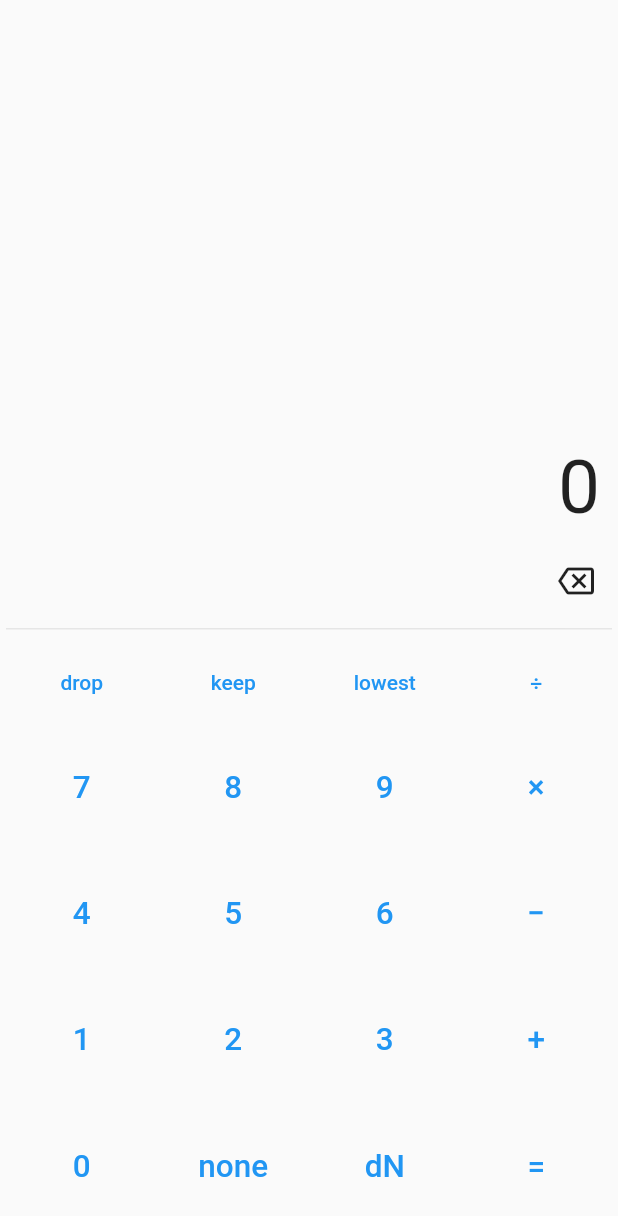
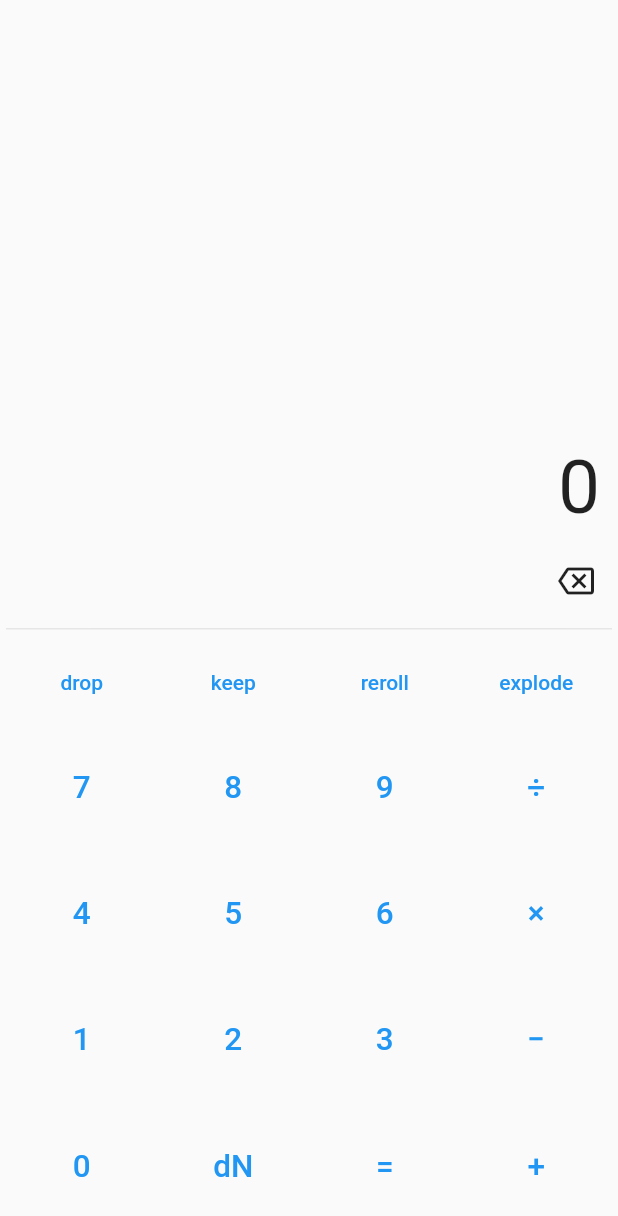
Before and after one commit to LocTr/dice-calc, a Flutter app: the screen it shows after launch, after a tap on "keep", on a phone screen of 412 x 824 dp. Shown: the top 1216 px of the screen. Run offline on Flutter 3.47's test engine with Material 2 defaults, Android fonts, the phone set to English and light mode, and no system bars; our stand-ins replace bloc, equatable, flutter_bloc.

Commit message:
update ui

```diff
--- a/lib/main.dart
+++ b/lib/main.dart
@@ -1,5 +1,5 @@
 import 'package:dice_calc/logic/calc_bloc/calc_bloc.dart';
-import 'package:dice_calc/screen/calc_screen.dart';
+import 'package:dice_calc/screen/calc_screen/calc_screen.dart';
 import 'package:flutter/material.dart';
 import 'package:flutter_bloc/flutter_bloc.dart';
 
--- /dev/null
+++ b/lib/model/exception/dice_exception.dart
@@ -0,0 +1,4 @@
+class DiceException implements Exception {
+  String cause;
+  DiceException(this.cause);
+}
--- a/lib/screen/calc_screen.dart
+++ /dev/null
@@ -1,274 +0,0 @@
-// ignore_for_file: prefer_const_constructors
-
-import 'package:dice_calc/logic/calc_bloc/calc_bloc.dart';
-import 'package:dice_calc/model/element.dart';
-import 'package:dice_calc/model/enums.dart';
-import 'package:dice_calc/widget/calc_button.dart';
-import 'package:flutter/material.dart';
-import 'package:flutter_bloc/flutter_bloc.dart';
-
-class CalcScreen extends StatelessWidget {
-  const CalcScreen({Key? key}) : super(key: key);
-
-  @override
-  Widget build(BuildContext context) {
-    return Scaffold(
-      backgroundColor: Colors.grey.shade200,
-      body: SafeArea(
-        child: SizedBox.expand(
-          child: Container(
-            padding: const EdgeInsets.all(4),
-            color: Colors.white70,
-            child: Column(
-              mainAxisAlignment: MainAxisAlignment.end,
-              children: [
-                Container(
-                  padding: const EdgeInsets.all(8.0),
-                  width: double.infinity,
-                  child: Row(
-                    mainAxisAlignment: MainAxisAlignment.end,
-                    children: [
-                      Flexible(
-                        child: Text(
-                          context.watch<CalcBloc>().state.toString(),
-                          overflow: TextOverflow.ellipsis,
-                          style: TextStyle(
-                            fontSize: 30,
-                          ),
-                        ),
-                      ),
-                    ],
-                  ),
-                ),
-                Container(
-                  padding: const EdgeInsets.all(8.0),
-                  width: double.infinity,
-                  child: Row(
-                    mainAxisAlignment: MainAxisAlignment.end,
-                    children: [
-                      Flexible(
-                        child: Text(
-                          context.watch<CalcBloc>().state.resultScreen,
-                          overflow: TextOverflow.ellipsis,
-                          style: TextStyle(
-                            fontSize: 50,
-                          ),
-                        ),
-                      ),
-                    ],
-                  ),
-                ),
-                Column(
-                  children: [
-                    // TODO: beautify this row
-                    Row(
-                      mainAxisAlignment: MainAxisAlignment.end,
-                      children: [
-                        IconButton(
-                            onPressed: () {
-                              context.read<CalcBloc>().add(ElementRemoved());
-                            },
-                            icon: Icon(Icons.backspace_outlined)),
-                      ],
-                    ),
-                    const Divider(),
-                    Row(
-                      children: [
-                        // IDEAS: chip with condition appear when condition is typed
-                        Expanded(
-                            child: CalcButton(
-                          childText: 'drop',
-                          onPressed: () {
-                            context
-                                .read<CalcBloc>()
-                                .add(FilterElementAdded(type: FilterType.drop));
-                          },
-                          aspectRatio: 1.8,
-                          textScaleFactor: 1,
-                        )),
-                        Expanded(
-                            child: CalcButton(
-                          childText: 'keep',
-                          onPressed: () {
-                            context
-                                .read<CalcBloc>()
-                                .add(FilterElementAdded(type: FilterType.keep));
-                          },
-                          aspectRatio: 1.8,
-                          textScaleFactor: 1,
-                        )),
-                        Expanded(
-                            child: CalcButton(
-                          childText: 'lowest',
-                          onPressed: () {
-                            context.read<CalcBloc>().add(FilterConditionAdded(
-                                condition: FilterCondition.lowest));
-                          },
-                          aspectRatio: 1.8,
-                          textScaleFactor: 1,
-                        )),
-                        Expanded(
-                            child: CalcButton(
-                          childText: '÷',
-                          onPressed: () {
-                            context
-                                .read<CalcBloc>()
-                                .add(OperatorAdded(operator: Operator.divided));
-                          },
-                          aspectRatio: 1.8,
-                          textScaleFactor: 1,
-                        )),
-                      ],
-                    ),
-                    Row(
-                      children: [
-                        Expanded(
-                            child: CalcButton(
-                          childText: '7',
-                          onPressed: () {
-                            context.read<CalcBloc>().add(NumberAdded(
-                                element: NumberElement(content: '7')));
-                          },
-                        )),
-                        Expanded(
-                            child: CalcButton(
-                          childText: '8',
-                          onPressed: () {
-                            context.read<CalcBloc>().add(NumberAdded(
-                                element: NumberElement(content: '8')));
-                          },
-                        )),
-                        Expanded(
-                            child: CalcButton(
-                          childText: '9',
-                          onPressed: () {
-                            context.read<CalcBloc>().add(NumberAdded(
-                                element: NumberElement(content: '9')));
-                          },
-                        )),
-                        Expanded(
-                            child: CalcButton(
-                          childText: '×',
-                          onPressed: () {
-                            context.read<CalcBloc>().add(
-                                OperatorAdded(operator: Operator.multiply));
-                          },
-                        )),
-                      ],
-                    ),
-                    Row(
-                      children: [
-                        Expanded(
-                            child: CalcButton(
-                          childText: '4',
-                          onPressed: () {
-                            context.read<CalcBloc>().add(NumberAdded(
-                                element: NumberElement(content: '4')));
-                          },
-                        )),
-                        Expanded(
-                            child: CalcButton(
-                          childText: '5',
-                          onPressed: () {
-                            context.read<CalcBloc>().add(NumberAdded(
-                                element: NumberElement(content: '5')));
-                          },
-                        )),
-                        Expanded(
-                            child: CalcButton(
-                          childText: '6',
-                          onPressed: () {
-                            context.read<CalcBloc>().add(NumberAdded(
-                                element: NumberElement(content: '6')));
-                          },
-                        )),
-                        Expanded(
-                            child: CalcButton(
-                          childText: '−',
-                          onPressed: () {
-                            context
-                                .read<CalcBloc>()
-                                .add(OperatorAdded(operator: Operator.minus));
-                          },
-                        )),
-                      ],
-                    ),
-                    Row(
-                      children: [
-                        Expanded(
-                            child: CalcButton(
-                          childText: '1',
-                          onPressed: () {
-                            context.read<CalcBloc>().add(NumberAdded(
-                                element: NumberElement(content: '1')));
-                          },
-                        )),
-                        Expanded(
-                            child: CalcButton(
-                          childText: '2',
-                          onPressed: () {
-                            context.read<CalcBloc>().add(NumberAdded(
-                                element: NumberElement(content: '2')));
-                          },
-                        )),
-                        Expanded(
-                            child: CalcButton(
-                          childText: '3',
-                          onPressed: () {
-                            context.read<CalcBloc>().add(NumberAdded(
-                                element: NumberElement(content: '3')));
-                          },
-                        )),
-                        Expanded(
-                            child: CalcButton(
-                          childText: '+',
-                          onPressed: () {
-                            context
-                                .read<CalcBloc>()
-                                .add(OperatorAdded(operator: Operator.plus));
-                          },
-                        )),
-                      ],
-                    ),
-                    Row(
-                      children: [
-                        Expanded(
-                            child: CalcButton(
-                          childText: '0',
-                          onPressed: () {
-                            context.read<CalcBloc>().add(NumberAdded(
-                                element: NumberElement(content: '0')));
-                          },
-                        )),
-                        Expanded(
-                            child: CalcButton(
-                          childText: 'none',
-                          onPressed: () {},
-                        )),
-                        Expanded(
-                            child: CalcButton(
-                          childText: 'dN',
-                          onPressed: () {
-                            context.read<CalcBloc>().add(
-                                DiceAdded(element: DiceElement(content: '')));
-                          },
-                        )),
-                        Expanded(
-                            child: CalcButton(
-                          childText: '=',
-                          onPressed: () {
-                            context.read<CalcBloc>().add(Calculate());
-                          },
-                        )),
-                      ],
-                    ),
-                  ],
-                )
-              ],
-            ),
-          ),
-        ),
-      ),
-    );
-  }
-}
--- /dev/null
+++ b/lib/screen/calc_screen/calc_button_grid.dart
@@ -0,0 +1,291 @@
+import 'package:dice_calc/logic/calc_bloc/calc_bloc.dart';
+import 'package:dice_calc/model/element.dart';
+import 'package:dice_calc/model/enums.dart';
+import 'package:dice_calc/widget/calc_button.dart';
+import 'package:flutter/material.dart';
+import 'package:flutter_bloc/flutter_bloc.dart';
+
+enum _State {
+  none,
+  filter,
+  reroll,
+}
+
+class CalcButtonGrid extends StatelessWidget {
+  const CalcButtonGrid({
+    Key? key,
+  }) : super(key: key);
+
+  @override
+  Widget build(BuildContext context) {
+    _State getCurrentState() {
+      var result = _State.none;
+      var calcState = context.read<CalcBloc>().state;
+      if (calcState.elementList.isNotEmpty) {
+        if (calcState.elementList.last is FilterElement) {
+          result = _State.filter;
+        }
+        // else if (calcState.elementList.last is RerollElement) {
+        //   result = _State.reroll
+        // }
+      }
+
+      return result;
+    }
+
+    return Column(
+      children: [
+        // TODO: beautify this row
+        Row(
+          mainAxisAlignment: MainAxisAlignment.end,
+          children: [
+            IconButton(
+                onPressed: () {
+                  context.read<CalcBloc>().add(const ElementRemoved());
+                },
+                icon: const Icon(Icons.backspace_outlined)),
+          ],
+        ),
+        const Divider(),
+
+        Row(
+          children: [
+            Expanded(
+              child: CalcButton(
+                childText: (() {
+                  switch (getCurrentState()) {
+                    case _State.none:
+                      return 'drop';
+                    case _State.filter:
+                      return 'lowest';
+                    case _State.reroll:
+                      return 'none';
+                  }
+                }()),
+                onPressed: () {
+                  switch (getCurrentState()) {
+                    case _State.none:
+                      context
+                          .read<CalcBloc>()
+                          .add(const FilterElementAdded(type: FilterType.drop));
+                      break;
+                    case _State.filter:
+                      context.read<CalcBloc>().add(const FilterConditionAdded(
+                          condition: FilterCondition.lowest));
+                      break;
+                    default:
+                  }
+                },
+                aspectRatio: 1.8,
+                textScaleFactor: 1,
+              ),
+            ),
+            Expanded(
+                child: CalcButton(
+              childText: (() {
+                switch (getCurrentState()) {
+                  case _State.none:
+                    return 'keep';
+                  case _State.filter:
+                    return 'highest';
+                  case _State.reroll:
+                    return 'none';
+                }
+              }()),
+              onPressed: () {
+                switch (getCurrentState()) {
+                  case _State.none:
+                    context
+                        .read<CalcBloc>()
+                        .add(const FilterElementAdded(type: FilterType.keep));
+                    break;
+                  case _State.filter:
+                    context.read<CalcBloc>().add(const FilterConditionAdded(
+                        condition: FilterCondition.highest));
+                    break;
+                  default:
+                }
+              },
+              aspectRatio: 1.8,
+              textScaleFactor: 1,
+            )),
+            Expanded(
+                child: CalcButton(
+              childText: 'reroll',
+              onPressed: () {
+                // switch (getCurrentState()) {
+                //   case _State.none:
+                //     break;
+                //   case _State.filter:
+                //     context.read<CalcBloc>().add(const FilterConditionAdded(
+                //         condition: FilterCondition.none));
+                //     break;
+                //   default:
+                // }
+                // context.read<CalcBloc>().add(const FilterConditionAdded(
+                //     condition: FilterCondition.lowest));
+              },
+              aspectRatio: 1.8,
+              textScaleFactor: 1,
+            )),
+            Expanded(
+                child: CalcButton(
+              childText: 'explode',
+              onPressed: () {},
+              aspectRatio: 1.8,
+              textScaleFactor: 1,
+            )),
+          ],
+        ),
+        Row(
+          children: [
+            Expanded(
+                child: CalcButton(
+              childText: '7',
+              onPressed: () {
+                context.read<CalcBloc>().add(
+                    const NumberAdded(element: NumberElement(content: '7')));
+              },
+            )),
+            Expanded(
+                child: CalcButton(
+              childText: '8',
+              onPressed: () {
+                context.read<CalcBloc>().add(
+                    const NumberAdded(element: NumberElement(content: '8')));
+              },
+            )),
+            Expanded(
+                child: CalcButton(
+              childText: '9',
+              onPressed: () {
+                context.read<CalcBloc>().add(
+                    const NumberAdded(element: NumberElement(content: '9')));
+              },
+            )),
+            Expanded(
+                child: CalcButton(
+              childText: '÷',
+              onPressed: () {
+                context
+                    .read<CalcBloc>()
+                    .add(const OperatorAdded(operator: Operator.divided));
+              },
+            )),
+          ],
+        ),
+        Row(
+          children: [
+            Expanded(
+                child: CalcButton(
+              childText: '4',
+              onPressed: () {
+                context.read<CalcBloc>().add(
+                    const NumberAdded(element: NumberElement(content: '4')));
+              },
+            )),
+            Expanded(
+                child: CalcButton(
+              childText: '5',
+              onPressed: () {
+                context.read<CalcBloc>().add(
+                    const NumberAdded(element: NumberElement(content: '5')));
+              },
+            )),
+            Expanded(
+                child: CalcButton(
+              childText: '6',
+              onPressed: () {
+                context.read<CalcBloc>().add(
+                    const NumberAdded(element: NumberElement(content: '6')));
+              },
+            )),
+            Expanded(
+                child: CalcButton(
+              childText: '\u00d7',
+              onPressed: () {
+                context
+                    .read<CalcBloc>()
+                    .add(const OperatorAdded(operator: Operator.multiply));
+              },
+            )),
+          ],
+        ),
+        Row(
+          children: [
+            Expanded(
+                child: CalcButton(
+              childText: '1',
+              onPressed: () {
+                context.read<CalcBloc>().add(
+                    const NumberAdded(element: NumberElement(content: '1')));
+              },
+            )),
+            Expanded(
+                child: CalcButton(
+              childText: '2',
+              onPressed: () {
+                context.read<CalcBloc>().add(
+                    const NumberAdded(element: NumberElement(content: '2')));
+              },
+            )),
+            Expanded(
+                child: CalcButton(
+              childText: '3',
+              onPressed: () {
+                context.read<CalcBloc>().add(
+                    const NumberAdded(element: NumberElement(content: '3')));
+              },
+            )),
+            Expanded(
+                child: CalcButton(
+              childText: '\u2212',
+              onPressed: () {
+                context
+                    .read<CalcBloc>()
+                    .add(const OperatorAdded(operator: Operator.minus));
+              },
+            )),
+          ],
+        ),
+        Row(
+          children: [
+            Expanded(
+                child: CalcButton(
+              childText: '0',
+              onPressed: () {
+                context.read<CalcBloc>().add(
+                    const NumberAdded(element: NumberElement(content: '0')));
+              },
+            )),
+            Expanded(
+                child: CalcButton(
+              childText: 'dN',
+              onPressed: () {
+                context
+                    .read<CalcBloc>()
+                    .add(const DiceAdded(element: DiceElement(content: '')));
+              },
+            )),
+            Expanded(
+                child: CalcButton(
+              childText: '=',
+              onPressed: () {
+                context.read<CalcBloc>().add(const Calculate());
+              },
+            )),
+            Expanded(
+                child: CalcButton(
+              childText: '+',
+              onPressed: () {
+                context
+                    .read<CalcBloc>()
+                    .add(const OperatorAdded(operator: Operator.plus));
+              },
+            )),
+          ],
+        ),
+      ],
+    );
+  }
+}
--- /dev/null
+++ b/lib/screen/calc_screen/calc_screen.dart
@@ -0,0 +1,67 @@
+// ignore_for_file: prefer_const_constructors
+
+import 'package:dice_calc/logic/calc_bloc/calc_bloc.dart';
+import 'package:flutter/material.dart';
+import 'package:flutter_bloc/flutter_bloc.dart';
+import 'calc_button_grid.dart';
+
+class CalcScreen extends StatelessWidget {
+  const CalcScreen({Key? key}) : super(key: key);
+
+  @override
+  Widget build(BuildContext context) {
+    return Scaffold(
+      backgroundColor: Colors.grey.shade200,
+      body: SafeArea(
+        child: SizedBox.expand(
+          child: Container(
+            padding: const EdgeInsets.all(4),
+            color: Colors.white70,
+            child: Column(
+              mainAxisAlignment: MainAxisAlignment.end,
+              children: [
+                Container(
+                  padding: const EdgeInsets.all(8.0),
+                  width: double.infinity,
+                  child: Row(
+                    mainAxisAlignment: MainAxisAlignment.end,
+                    children: [
+                      Flexible(
+                        child: Text(
+                          context.watch<CalcBloc>().state.toString(),
+                          overflow: TextOverflow.ellipsis,
+                          style: TextStyle(
+                            fontSize: 30,
+                          ),
+                        ),
+                      ),
+                    ],
+                  ),
+                ),
+                Container(
+                  padding: const EdgeInsets.all(8.0),
+                  width: double.infinity,
+                  child: Row(
+                    mainAxisAlignment: MainAxisAlignment.end,
+                    children: [
+                      Flexible(
+                        child: Text(
+                          context.watch<CalcBloc>().state.resultScreen,
+                          overflow: TextOverflow.ellipsis,
+                          style: TextStyle(
+                            fontSize: 50,
+                          ),
+                        ),
+                      ),
+                    ],
+                  ),
+                ),
+                CalcButtonGrid()
+              ],
+            ),
+          ),
+        ),
+      ),
+    );
+  }
+}
```
Also changed, not shown: lib/logic/calc_bloc/calc_bloc.dart (+2 -7 lines), lib/model/element.dart (+6 -6 lines).
